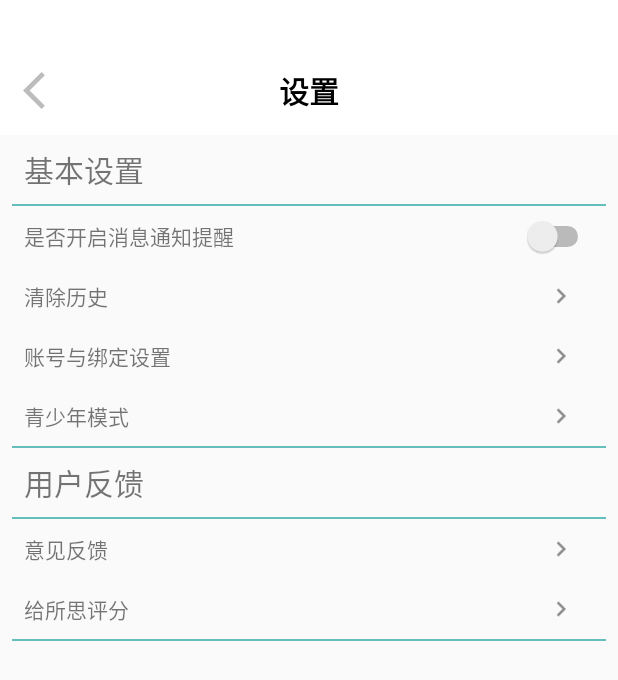
After one commit to sourcewords/source_words_Android, an Android app: the SettingActivity screen opened directly, with no data from a screen before it, on a phone screen of 412 x 824 dp. The commit adds this screen. Shown: the top 680 px of the screen. Run offline under Robolectric (Android 15) with nearby library versions, the phone set to English and light mode, and no system bars; network calls fail.

Commit message:
setting/user agreement

```diff
--- a/app/src/main/AndroidManifest.xml
+++ b/app/src/main/AndroidManifest.xml
@@ -32,6 +32,8 @@
         <activity android:name=".ui.mine.view.AllPlanActivity" />
         <activity android:name=".ui.main.MainActivity" />
         <activity android:name=".ui.mine.view.ChangePwdActivity" />
+        <activity android:name=".ui.mine.view.UserAgreementActivity" />
+        <activity android:name=".ui.mine.view.SettingActivity" />
         <activity android:name=".ui.mine.view.UserInfoActivity"
             android:windowSoftInputMode="adjustPan"/>
         <activity android:name=".ui.login.view.RegisterActivity" />
--- /dev/null
+++ b/app/src/main/java/com/example/sourcewords/ui/mine/view/SettingActivity.java
@@ -0,0 +1,22 @@
+package com.example.sourcewords.ui.mine.view;
+
+import android.os.Bundle;
+import android.view.View;
+
+import androidx.annotation.Nullable;
+import androidx.appcompat.app.AppCompatActivity;
+
+import com.example.sourcewords.R;
+
+public class SettingActivity  extends AppCompatActivity {
+
+    @Override
+    protected void onCreate(@Nullable Bundle savedInstanceState) {
+        super.onCreate(savedInstanceState);
+        setContentView(R.layout.activity_setting);
+
+        getWindow().getDecorView().
+                setSystemUiVisibility(View.SYSTEM_UI_FLAG_LAYOUT_FULLSCREEN |
+                        View.SYSTEM_UI_FLAG_LIGHT_STATUS_BAR);
+    }
+}
--- /dev/null
+++ b/app/src/main/res/layout/activity_setting.xml
@@ -0,0 +1,250 @@
+<?xml version="1.0" encoding="utf-8"?>
+<androidx.constraintlayout.widget.ConstraintLayout xmlns:android="http://schemas.android.com/apk/res/android"
+    xmlns:app="http://schemas.android.com/apk/res-auto"
+    android:layout_width="match_parent"
+    android:layout_height="match_parent">
+
+    <androidx.constraintlayout.widget.ConstraintLayout
+        android:id="@+id/constraintLayout"
+        android:layout_width="match_parent"
+        android:layout_height="90dp"
+        android:background="#FFFFFF"
+        android:paddingTop="30dp"
+        app:layout_constraintBottom_toBottomOf="parent"
+        app:layout_constraintEnd_toEndOf="parent"
+        app:layout_constraintHorizontal_bias="1.0"
+        app:layout_constraintStart_toStartOf="parent"
+        app:layout_constraintTop_toTopOf="parent"
+        app:layout_constraintVertical_bias="0.0">
+
+        <ImageButton
+            android:id="@+id/all_back"
+            android:layout_width="30dp"
+            android:layout_height="30dp"
+            android:layout_marginStart="15dp"
+            android:background="@drawable/ic_baseline_arrow_back"
+            app:layout_constraintBottom_toBottomOf="parent"
+            app:layout_constraintStart_toStartOf="parent"
+            app:layout_constraintTop_toTopOf="parent" />
+
+        <TextView
+            android:id="@+id/textView2"
+            android:layout_width="wrap_content"
+            android:layout_height="wrap_content"
+            android:text="设置"
+            android:textColor="#000000"
+            android:textSize="20sp"
+            android:textStyle="bold"
+            app:layout_constraintBottom_toBottomOf="parent"
+            app:layout_constraintEnd_toEndOf="parent"
+            app:layout_constraintStart_toStartOf="parent"
+            app:layout_constraintTop_toTopOf="parent" />
+    </androidx.constraintlayout.widget.ConstraintLayout>
+
+    <ScrollView
+        android:layout_width="match_parent"
+        android:layout_height="wrap_content"
+        android:layout_marginStart="8dp"
+        android:layout_marginEnd="8dp"
+        app:layout_constraintEnd_toEndOf="parent"
+        app:layout_constraintStart_toStartOf="parent"
+        app:layout_constraintTop_toBottomOf="@+id/constraintLayout">
+
+        <LinearLayout
+            android:layout_width="match_parent"
+            android:layout_height="wrap_content"
+            android:orientation="vertical">
+
+            <TextView
+                android:layout_width="match_parent"
+                android:layout_height="wrap_content"
+                android:paddingLeft="8dp"
+                android:layout_marginTop="8dp"
+                android:layout_marginBottom="8dp"
+                android:text="基本设置"
+                android:textSize="20sp"/>
+
+            <ImageView
+                android:layout_width="match_parent"
+                android:layout_height="1.5dp"
+                android:background="#64BEBC" />
+
+            <androidx.constraintlayout.widget.ConstraintLayout
+                android:layout_width="match_parent"
+                android:layout_height="40dp">
+
+                <TextView
+                    android:layout_width="wrap_content"
+                    android:layout_height="wrap_content"
+                    android:layout_marginStart="8dp"
+                    android:text="是否开启消息通知提醒"
+                    app:layout_constraintBottom_toBottomOf="parent"
+                    app:layout_constraintStart_toStartOf="parent"
+                    app:layout_constraintTop_toTopOf="parent" />
+
+                <Switch
+                    android:layout_width="wrap_content"
+                    android:layout_height="wrap_content"
+                    android:layout_marginEnd="8dp"
+                    app:layout_constraintBottom_toBottomOf="parent"
+                    app:layout_constraintEnd_toEndOf="parent"
+                    app:layout_constraintTop_toTopOf="parent" />
+            </androidx.constraintlayout.widget.ConstraintLayout>
+
+            <androidx.constraintlayout.widget.ConstraintLayout
+                android:id="@+id/history_set"
+                android:layout_width="match_parent"
+                android:layout_height="40dp">
+
+                <TextView
+                    android:layout_width="wrap_content"
+                    android:layout_height="wrap_content"
+                    android:layout_marginStart="8dp"
+                    android:text="清除历史"
+                    app:layout_constraintBottom_toBottomOf="parent"
+                    app:layout_constraintStart_toStartOf="parent"
+                    app:layout_constraintTop_toTopOf="parent" />
+
+                <ImageView
+                    android:layout_width="20dp"
+                    android:layout_height="20dp"
+                    android:layout_marginEnd="20dp"
+                    android:background="@drawable/ic_baseline_keyboard_arrow_right_24"
+                    app:layout_constraintBottom_toBottomOf="parent"
+                    app:layout_constraintEnd_toEndOf="parent"
+                    app:layout_constraintTop_toTopOf="parent" />
+
+            </androidx.constraintlayout.widget.ConstraintLayout>
+
+            <androidx.constraintlayout.widget.ConstraintLayout
+                android:id="@+id/account_set"
+                android:layout_width="match_parent"
+                android:layout_height="40dp">
+
+                <TextView
+                    android:layout_width="wrap_content"
+                    android:layout_height="wrap_content"
+                    android:layout_marginStart="8dp"
+                    android:text="账号与绑定设置"
+                    app:layout_constraintBottom_toBottomOf="parent"
+                    app:layout_constraintStart_toStartOf="parent"
+                    app:layout_constraintTop_toTopOf="parent" />
+
+                <ImageView
+                    android:layout_width="20dp"
+                    android:layout_height="20dp"
+                    android:layout_marginEnd="20dp"
+                    android:background="@drawable/ic_baseline_keyboard_arrow_right_24"
+                    app:layout_constraintBottom_toBottomOf="parent"
+                    app:layout_constraintEnd_toEndOf="parent"
+                    app:layout_constraintTop_toTopOf="parent" />
+
+            </androidx.constraintlayout.widget.ConstraintLayout>
+
+            <androidx.constraintlayout.widget.ConstraintLayout
+                android:id="@+id/teenager_set"
+                android:layout_width="match_parent"
+                android:layout_height="40dp">
+
+                <TextView
+                    android:layout_width="wrap_content"
+                    android:layout_height="wrap_content"
+                    android:layout_marginStart="8dp"
+                    android:text="青少年模式"
+                    app:layout_constraintBottom_toBottomOf="parent"
+                    app:layout_constraintStart_toStartOf="parent"
+                    app:layout_constraintTop_toTopOf="parent" />
+
+                <ImageView
+
+                    android:layout_width="20dp"
+                    android:layout_height="20dp"
+                    android:layout_marginEnd="20dp"
+                    android:background="@drawable/ic_baseline_keyboard_arrow_right_24"
+                    app:layout_constraintBottom_toBottomOf="parent"
+                    app:layout_constraintEnd_toEndOf="parent"
+                    app:layout_constraintTop_toTopOf="parent" />
+
+            </androidx.constraintlayout.widget.ConstraintLayout>
+
+            <ImageView
+                android:layout_width="match_parent"
+                android:layout_height="1.5dp"
+                android:background="#64BEBC" />
+
+            <TextView
+                android:layout_width="match_parent"
+                android:layout_height="wrap_content"
+                android:layout_marginTop="8dp"
+                android:layout_marginBottom="8dp"
+                android:text="用户反馈"
+                android:paddingLeft="8dp"
+                android:textSize="20sp"/>
+
+            <ImageView
+                android:layout_width="match_parent"
+                android:layout_height="1.5dp"
+                android:background="#64BEBC" />
+
+            <androidx.constraintlayout.widget.ConstraintLayout
+                android:id="@+id/advice_set"
+                android:layout_width="match_parent"
+                android:layout_height="40dp">
+
+                <TextView
+                    android:layout_width="wrap_content"
+                    android:layout_height="wrap_content"
+                    android:layout_marginStart="8dp"
+                    android:text="意见反馈"
+                    app:layout_constraintBottom_toBottomOf="parent"
+                    app:layout_constraintStart_toStartOf="parent"
+                    app:layout_constraintTop_toTopOf="parent" />
+
+                <ImageView
+
+                    android:layout_width="20dp"
+                    android:layout_height="20dp"
+                    android:layout_marginEnd="20dp"
+                    android:background="@drawable/ic_baseline_keyboard_arrow_right_24"
+                    app:layout_constraintBottom_toBottomOf="parent"
+                    app:layout_constraintEnd_toEndOf="parent"
+                    app:layout_constraintTop_toTopOf="parent" />
+
+            </androidx.constraintlayout.widget.ConstraintLayout>
+
+            <androidx.constraintlayout.widget.ConstraintLayout
+                android:id="@+id/score_set"
+                android:layout_width="match_parent"
+                android:layout_height="40dp">
+
+                <TextView
+                    android:layout_width="wrap_content"
+                    android:layout_height="wrap_content"
+                    android:layout_marginStart="8dp"
+                    android:text="给所思评分"
+                    app:layout_constraintBottom_toBottomOf="parent"
+                    app:layout_constraintStart_toStartOf="parent"
+                    app:layout_constraintTop_toTopOf="parent" />
+
+                <ImageView
+
+                    android:layout_width="20dp"
+                    android:layout_height="20dp"
+                    android:layout_marginEnd="20dp"
+                    android:background="@drawable/ic_baseline_keyboard_arrow_right_24"
+                    app:layout_constraintBottom_toBottomOf="parent"
+                    app:layout_constraintEnd_toEndOf="parent"
+                    app:layout_constraintTop_toTopOf="parent" />
+
+            </androidx.constraintlayout.widget.ConstraintLayout>
+
+            <ImageView
+                android:layout_width="match_parent"
+                android:layout_height="1.5dp"
+                android:background="#64BEBC" />
+
+        </LinearLayout>
+
+    </ScrollView>
+
+</androidx.constraintlayout.widget.ConstraintLayout>
```
Also changed, not shown: app/src/main/java/com/example/sourcewords/ui/mine/view/MineFragment.java (+16 -16 lines), app/src/main/java/com/example/sourcewords/ui/mine/view/UserAgreementActivity.java (added, +22 -0 lines), app/src/main/res/layout/activity_useragreement.xml (added, +113 -0 lines).
